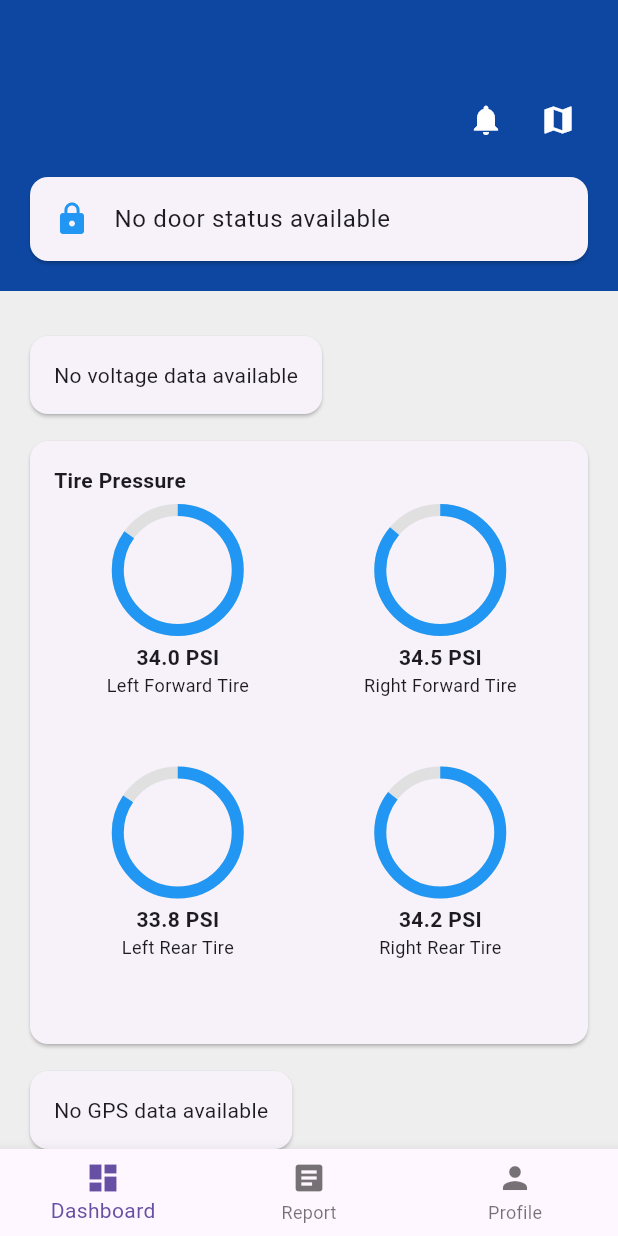
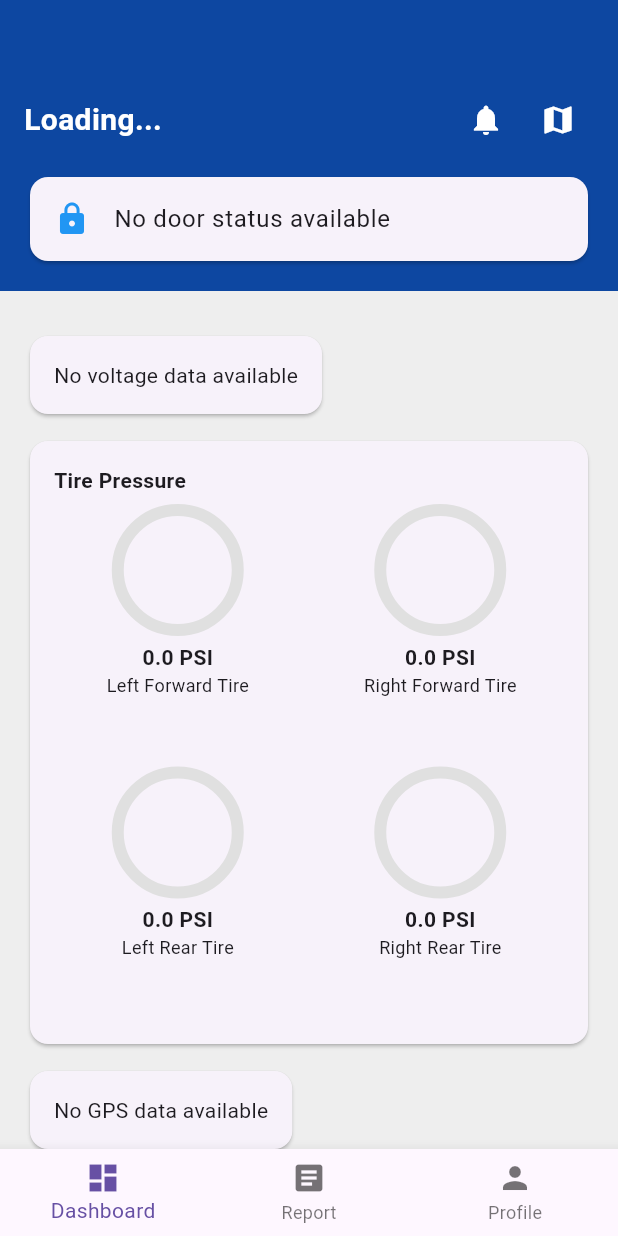
Before and after one commit to Mikwaju/carCare_project, a Flutter app: the DashboardScreen screen opened by its route, on a phone screen of 412 x 824 dp. Run offline on Flutter 3.47's test engine with Material 3 defaults, Android fonts, the phone set to English and light mode, and no system bars; our stand-ins replace cloud_firestore, connectivity_plus, email_validator, firebase_auth, firebase_core, firebase_database and 6 more; missing offline and left inert: excel; accounts and stored records are empty.

```diff
--- a/lib/DashboardPage.dart
+++ b/lib/DashboardPage.dart
@@ -4,8 +4,9 @@ import 'package:firebase_auth/firebase_auth.dart';
 import 'package:firebase_database/firebase_database.dart';
 import 'package:cloud_firestore/cloud_firestore.dart';
 import 'package:flutter_local_notifications/flutter_local_notifications.dart';
-import 'package:carcare/MapScreen.dart'; // Replace with your actual MapsScreen path
-import 'package:carcare/ProfileScreen.dart'; // Replace with your actual ProfileScreen path
+import 'package:carcare/MapScreen.dart';
+import 'package:carcare/ProfileScreen.dart';
+import 'package:carcare/ReportScreen.dart';
 
 class DashboardScreen extends StatefulWidget {
   const DashboardScreen({super.key});
@@ -16,11 +17,21 @@ class DashboardScreen extends StatefulWidget {
 
 class _DashboardScreenState extends State<DashboardScreen> {
   String carType = "Loading...";
+  Map<String, double> tirePressures = {
+    "leftForward": 0.0,
+    "rightForward": 0.0,
+    "leftRear": 0.0,
+    "rightRear": 0.0,
+  }; // Store tire pressures
   final FirebaseFirestore _firestore = FirebaseFirestore.instance;
   final FirebaseAuth _auth = FirebaseAuth.instance;
   final FirebaseDatabase _database = FirebaseDatabase.instance;
   final FlutterLocalNotificationsPlugin flutterLocalNotificationsPlugin =
   FlutterLocalNotificationsPlugin();
+  bool _wasLowBatteryNotified = false;
+  bool _wasDoorOpenNotified = false;
+  String _latestDoorStatus = "Unknown";
+  double? _latestVoltage;
 
   @override
   void initState() {
@@ -56,6 +67,13 @@ class _DashboardScreenState extends State<DashboardScreen> {
         if (doc.exists) {
           setState(() {
             carType = doc['carType'] ?? "Unknown Car";
+            Map<String, dynamic>? pressureData = doc['tirePressure'] as Map<String, dynamic>?;
+            if (pressureData != null) {
+              tirePressures['leftForward'] = (pressureData['leftForward'] ?? 0.0).toDouble();
+              tirePressures['rightForward'] = (pressureData['rightForward'] ?? 0.0).toDouble();
+              tirePressures['leftRear'] = (pressureData['leftRear'] ?? 0.0).toDouble();
+              tirePressures['rightRear'] = (pressureData['rightRear'] ?? 0.0).toDouble();
+            }
           });
         } else {
           print("No user data in Firestore");
@@ -81,17 +99,20 @@ class _DashboardScreenState extends State<DashboardScreen> {
         onTap: (index) {
           switch (index) {
             case 0:
-            // Already on Dashboard
+              break;
+            case 1:
+              Navigator.push(
+                context,
+                MaterialPageRoute(builder: (context) => const ReportScreen()),
+              );
               break;
             case 2:
-            // Navigate to ProfileScreen
               Navigator.push(
                 context,
                 MaterialPageRoute(builder: (context) => const ProfileScreen()),
               );
               break;
           }
-          // Add navigation logic if needed
         },
       ),
       body: SingleChildScrollView(
@@ -121,8 +142,11 @@ class _DashboardScreenState extends State<DashboardScreen> {
                         children: [
                           IconButton(
                             onPressed: () {
+                              String message = _latestVoltage != null
+                                  ? "Door: $_latestDoorStatus\nBattery: ${_latestVoltage!.toStringAsFixed(2)} V"
+                                  : "Door: $_latestDoorStatus\nBattery: No data";
                               ScaffoldMessenger.of(context).showSnackBar(
-                                const SnackBar(content: Text("Notifications not implemented yet")),
+                                SnackBar(content: Text(message)),
                               );
                             },
                             icon: const Icon(Icons.notifications, color: Colors.white),
@@ -133,12 +157,14 @@ class _DashboardScreenState extends State<DashboardScreen> {
                                 Navigator.push(
                                   context,
                                   MaterialPageRoute(
-                                    builder: (context) => MapsScreen(userId: _auth.currentUser!.uid),
+                                    builder: (context) =>
+                                        MapsScreen(userId: _auth.currentUser!.uid),
                                   ),
                                 );
                               } else {
                                 ScaffoldMessenger.of(context).showSnackBar(
-                                  const SnackBar(content: Text("Please log in to view the map")),
+                                  const SnackBar(
+                                      content: Text("Please log in to view the map")),
                                 );
                               }
                             },
@@ -200,18 +226,19 @@ class _DashboardScreenState extends State<DashboardScreen> {
             ),
           );
         }
-        print("Status data: ${snapshot.data!.snapshot.value}");
         dynamic data = snapshot.data!.snapshot.value;
         String doorStatus = "Unknown";
         String timestamp = "N/A";
         if (data is Map<dynamic, dynamic>) {
           doorStatus = data['doorStatus'] ?? "Unknown";
           timestamp = data['timestamp'] ?? "N/A";
-          if (doorStatus == "Door Opened") {
-            _showNotification("Door Alert", "Door has been opened for $timestamp");
+          _latestDoorStatus = doorStatus;
+          if (doorStatus == "Door Opened" && !_wasDoorOpenNotified) {
+            _showNotification("Door Alert", "Door has been opened at $timestamp");
+            _wasDoorOpenNotified = true;
+          } else if (doorStatus != "Door Opened") {
+            _wasDoorOpenNotified = false;
           }
-        } else {
-          print("Unexpected status data type: ${data.runtimeType}");
         }
         return Card(
           child: ListTile(
@@ -266,31 +293,29 @@ class _DashboardScreenState extends State<DashboardScreen> {
               history.forEach((key, value) {
                 if (value is num) {
                   voltageHistory.add(value.toDouble());
-                } else {
-                  print('Invalid voltage at $key: $value');
                 }
               });
             } else if (history is List) {
               for (var value in history) {
                 if (value is num) {
                   voltageHistory.add(value.toDouble());
-                } else {
-                  print('Invalid voltage in list: $value');
                 }
               }
             }
           }
           if (voltageHistory.isNotEmpty) {
             double latestVoltage = voltageHistory.last;
-            if (latestVoltage < 12.0) {
-              _showNotification("Low Battery", "Voltage is $latestVoltage V - Charge soon!");
+            _latestVoltage = latestVoltage;
+            if (latestVoltage < 12.0 && !_wasLowBatteryNotified) {
+              _showNotification(
+                  "Low Battery", "Voltage is ${latestVoltage.toStringAsFixed(2)} V - Charge soon!");
+              _wasLowBatteryNotified = true;
+            } else if (latestVoltage >= 12.0) {
+              _wasLowBatteryNotified = false;
             }
           }
-        } else {
-          print("Unexpected sensors data type: ${sensorsData.runtimeType}");
         }
         if (voltageHistory.isEmpty) {
-          print('No valid voltage history after parsing');
           return const Card(
             child: Padding(
               padding: EdgeInsets.all(16.0),
@@ -298,7 +323,6 @@ class _DashboardScreenState extends State<DashboardScreen> {
             ),
           );
         }
-        print('Voltage history: $voltageHistory');
         return Card(
           child: Padding(
             padding: const EdgeInsets.all(16.0),
@@ -333,7 +357,7 @@ class _DashboardScreenState extends State<DashboardScreen> {
                               '${value.toInt()}V',
                               style: const TextStyle(fontSize: 12, color: Colors.black54),
                             ),
-                            interval: 1,
+                            interval: 2,
                             reservedSize: 40,
                           ),
                         ),
@@ -347,7 +371,7 @@ class _DashboardScreenState extends State<DashboardScreen> {
                       gridData: FlGridData(
                         show: true,
                         drawVerticalLine: true,
-                        horizontalInterval: 1,
+                        horizontalInterval: 2,
                         verticalInterval: 1,
                         getDrawingHorizontalLine: (value) {
                           return FlLine(
@@ -387,8 +411,8 @@ class _DashboardScreenState extends State<DashboardScreen> {
                           ),
                         ),
                       ],
-                      minY: 10,
-                      maxY: 15,
+                      minY: 0,
+                      maxY: 16,
                       lineTouchData: LineTouchData(
                         touchTooltipData: LineTouchTooltipData(
                           getTooltipItems: (touchedSpots) {
@@ -435,11 +459,19 @@ class _DashboardScreenState extends State<DashboardScreen> {
               crossAxisSpacing: 10,
               mainAxisSpacing: 10,
               childAspectRatio: 1,
-              children: const [
-                _TirePressureWidget(title: "Left Forward Tire", pressure: 34.0),
-                _TirePressureWidget(title: "Right Forward Tire", pressure: 34.5),
-                _TirePressureWidget(title: "Left Rear Tire", pressure: 33.8),
-                _TirePressureWidget(title: "Right Rear Tire", pressure: 34.2),
+              children: [
+                _TirePressureWidget(
+                    title: "Left Forward Tire",
+                    pressure: tirePressures['leftForward'] ?? 0.0),
+                _TirePressureWidget(
+                    title: "Right Forward Tire",
+                    pressure: tirePressures['rightForward'] ?? 0.0),
+                _TirePressureWidget(
+                    title: "Left Rear Tire",
+                    pressure: tirePressures['leftRear'] ?? 0.0),
+                _TirePressureWidget(
+                    title: "Right Rear Tire",
+                    pressure: tirePressures['rightRear'] ?? 0.0),
               ],
             ),
           ],
@@ -475,15 +507,12 @@ class _DashboardScreenState extends State<DashboardScreen> {
             ),
           );
         }
-        print("GPS data: ${snapshot.data!.snapshot.value}");
         dynamic data = snapshot.data!.snapshot.value;
         double latitude = 0.0;
         double longitude = 0.0;
         if (data is Map<dynamic, dynamic>) {
           latitude = (data['latitude'] ?? 0.0).toDouble();
           longitude = (data['longitude'] ?? 0.0).toDouble();
-        } else {
-          print("Unexpected GPS data type: ${data.runtimeType}");
         }
         if (latitude == 0.0 && longitude == 0.0) {
           return const Card(
```
Also changed, not shown: lib/ProfileScreen.dart (+113 -27 lines), lib/ReportScreen.dart (added, +196 -0 lines), lib/login signup/screens/LoginPage.dart (+13 -5 lines), lib/sensor_data.dart (added, +72 -0 lines), pubspec.yaml (+9 -0 lines), pubspec.lock, 8 other files.
